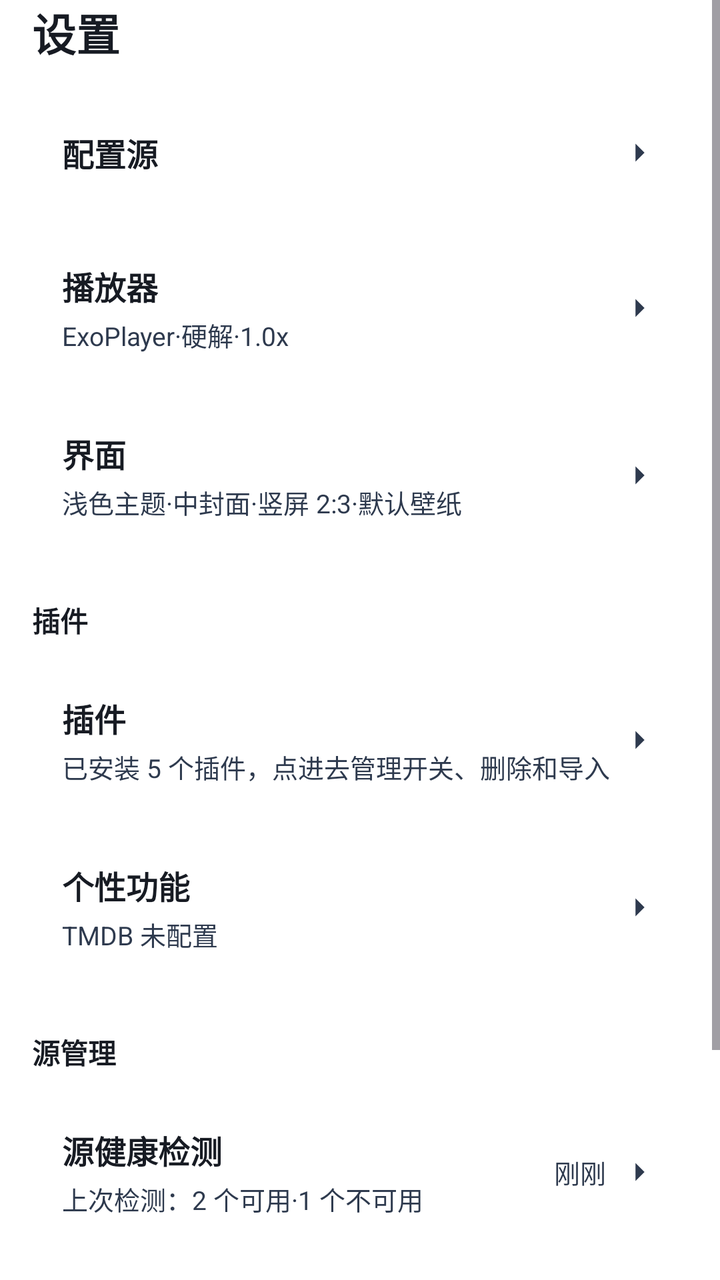
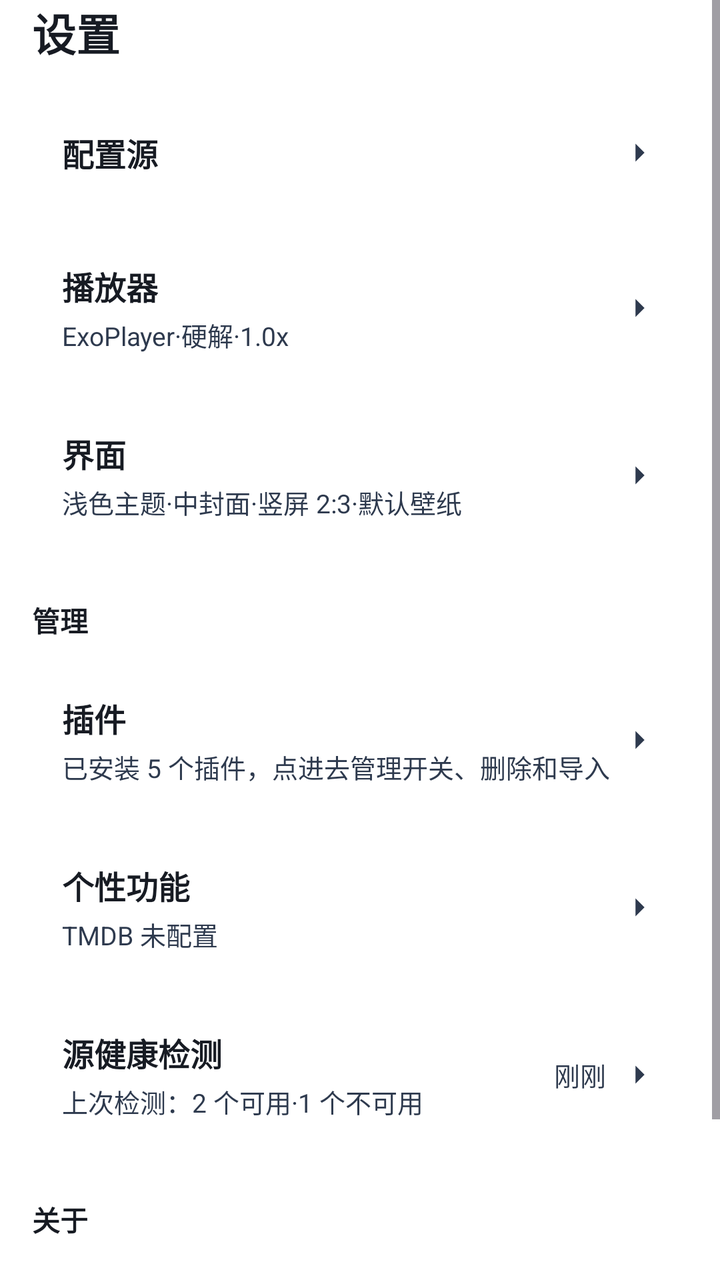

The first picture is an Android layout as it rendered before a commit; the second is the same layout after the commit. The layout source and the unified diff follow.
<!-- AndroidManifest.xml: another module's application theme Theme.App -->
<!-- res/layout/fragment_setting.xml -->
<?xml version="1.0" encoding="utf-8"?>
<ScrollView xmlns:android="http://schemas.android.com/apk/res/android"
    android:layout_width="match_parent"
    android:layout_height="match_parent"
    android:fillViewport="true"
    android:fitsSystemWindows="false">
    <LinearLayout
        android:layout_width="match_parent"
        android:layout_height="wrap_content"
        android:orientation="vertical"
        android:paddingLeft="16dp"
        android:paddingRight="16dp"
        android:paddingTop="0dp"
        android:paddingBottom="16dp">
        <TextView
            android:layout_width="wrap_content"
            android:layout_height="wrap_content"
            android:layout_marginBottom="12dp"
            android:text="设置"
            android:textColor="#171B23"
            android:textSize="22sp"
            android:textStyle="bold" />
        <LinearLayout
            android:id="@+id/card_config"
            android:layout_width="match_parent"
            android:layout_height="wrap_content"
            android:layout_marginBottom="8dp"
            android:background="@drawable/xc_setcard_v2"
            android:clickable="true"
            android:focusable="true"
            android:foreground="?attr/selectableItemBackground"
            android:gravity="center_vertical"
            android:minHeight="64dp"
            android:orientation="horizontal"
            android:padding="15dp">
            <LinearLayout
                android:layout_width="0dp"
                android:layout_height="wrap_content"
                android:layout_weight="1"
                android:orientation="vertical">
                <TextView
                    android:layout_width="wrap_content"
                    android:layout_height="wrap_content"
                    android:text="配置源"
                    android:textColor="#171B23"
                    android:textSize="16sp"
                    android:textStyle="bold" />
            </LinearLayout>
            <ImageView
                android:layout_width="18dp"
                android:layout_height="18dp"
                android:src="@drawable/ic_chev_v2" />
        </LinearLayout>
        <LinearLayout
            android:id="@+id/card_player"
            android:layout_width="match_parent"
            android:layout_height="wrap_content"
            android:layout_marginBottom="8dp"
            android:background="@drawable/xc_setcard_v2"
            android:clickable="true"
            android:focusable="true"
            android:foreground="?attr/selectableItemBackground"
            android:gravity="center_vertical"
            android:minHeight="64dp"
            android:orientation="horizontal"
            android:padding="15dp">
            <LinearLayout
                android:layout_width="0dp"
                android:layout_height="wrap_content"
                android:layout_weight="1"
                android:orientation="vertical">
                <TextView
                    android:layout_width="wrap_content"
                    android:layout_height="wrap_content"
                    android:text="播放器"
                    android:textColor="#171B23"
                    android:textSize="16sp"
                    android:textStyle="bold" />
                <TextView
                    android:id="@+id/text_player_sub"
                    android:layout_width="wrap_content"
                    android:layout_height="wrap_content"
                    android:layout_marginTop="3dp"
                    android:text="ExoPlayer·硬解·1.0x"
                    android:textColor="#2E3A4E"
                    android:textSize="13sp" />
            </LinearLayout>
            <ImageView
                android:layout_width="18dp"
                android:layout_height="18dp"
                android:src="@drawable/ic_chev_v2" />
        </LinearLayout>
        <LinearLayout
            android:id="@+id/card_appearance"
            android:layout_width="match_parent"
            android:layout_height="wrap_content"
            android:layout_marginBottom="8dp"
            android:background="@drawable/xc_setcard_v2"
            android:clickable="true"
            android:focusable="true"
            android:foreground="?attr/selectableItemBackground"
            android:gravity="center_vertical"
            android:minHeight="64dp"
            android:orientation="horizontal"
            android:padding="15dp">
            <LinearLayout
                android:layout_width="0dp"
                android:layout_height="wrap_content"
                android:layout_weight="1"
                android:orientation="vertical">
                <TextView
                    android:layout_width="wrap_content"
                    android:layout_height="wrap_content"
                    android:text="界面"
                    android:textColor="#171B23"
                    android:textSize="16sp"
                    android:textStyle="bold" />
                <TextView
                    android:id="@+id/text_appearance_sub"
                    android:layout_width="wrap_content"
                    android:layout_height="wrap_content"
                    android:layout_marginTop="3dp"
                    android:text="浅色主题·中封面·竖屏 2:3·默认壁纸"
                    android:textColor="#2E3A4E"
                    android:textSize="13sp" />
            </LinearLayout>
            <ImageView
                android:layout_width="18dp"
                android:layout_height="18dp"
                android:src="@drawable/ic_chev_v2" />
        </LinearLayout>
        <TextView
            android:layout_width="wrap_content"
            android:layout_height="wrap_content"
            android:layout_marginTop="16dp"
            android:layout_marginBottom="12dp"
            android:text="插件"
            android:textColor="#171B23"
            android:textSize="14sp"
            android:textStyle="bold" />
        <LinearLayout
            android:id="@+id/card_plugin"
            android:layout_width="match_parent"
            android:layout_height="wrap_content"
            android:layout_marginBottom="8dp"
            android:background="@drawable/xc_setcard_v2"
            android:clickable="true"
            android:focusable="true"
            android:foreground="?attr/selectableItemBackground"
            android:gravity="center_vertical"
            android:minHeight="64dp"
            android:orientation="horizontal"
            android:padding="15dp">
            <LinearLayout
                android:layout_width="0dp"
                android:layout_height="wrap_content"
                android:layout_weight="1"
                android:orientation="vertical">
                <TextView
                    android:layout_width="wrap_content"
                    android:layout_height="wrap_content"
                    android:text="插件"
                    android:textColor="#171B23"
                    android:textSize="16sp"
                    android:textStyle="bold" />
                <TextView
                    android:id="@+id/text_plugin_sub"
                    android:layout_width="wrap_content"
                    android:layout_height="wrap_content"
                    android:layout_marginTop="3dp"
                    android:text="已安装 5 个插件，点进去管理开关、删除和导入"
                    android:textColor="#2E3A4E"
                    android:textSize="13sp" />
            </LinearLayout>
            <ImageView
                android:layout_width="18dp"
                android:layout_height="18dp"
                android:src="@drawable/ic_chev_v2" />
        </LinearLayout>
        <LinearLayout
            android:id="@+id/card_features"
            android:layout_width="match_parent"
            android:layout_height="wrap_content"
            android:layout_marginBottom="8dp"
            android:background="@drawable/xc_setcard_v2"
            android:clickable="true"
            android:focusable="true"
            android:foreground="?attr/selectableItemBackground"
            android:gravity="center_vertical"
            android:minHeight="64dp"
            android:orientation="horizontal"
            android:padding="15dp">
            <LinearLayout
                android:layout_width="0dp"
                android:layout_height="wrap_content"
                android:layout_weight="1"
                android:orientation="vertical">
                <TextView
                    android:layout_width="wrap_content"
                    android:layout_height="wrap_content"
                    android:text="个性功能"
                    android:textColor="#171B23"
                    android:textSize="16sp"
                    android:textStyle="bold" />
                <TextView
                    android:id="@+id/text_features_sub"
                    android:layout_width="wrap_content"
                    android:layout_height="wrap_content"
                    android:layout_marginTop="3dp"
                    android:text="TMDB 未配置"
                    android:textColor="#2E3A4E"
                    android:textSize="13sp" />
            </LinearLayout>
            <ImageView
                android:layout_width="18dp"
                android:layout_height="18dp"
                android:src="@drawable/ic_chev_v2" />
        </LinearLayout>
        <TextView
            android:layout_width="wrap_content"
            android:layout_height="wrap_content"
            android:layout_marginTop="16dp"
            android:layout_marginBottom="12dp"
            android:text="源管理"
            android:textColor="#171B23"
            android:textSize="14sp"
            android:textStyle="bold" />
        <LinearLayout
            android:id="@+id/card_health"
            android:layout_width="match_parent"
            android:layout_height="wrap_content"
            android:layout_marginBottom="8dp"
            android:background="@drawable/xc_setcard_v2"
            android:clickable="true"
            android:focusable="true"
            android:foreground="?attr/selectableItemBackground"
            android:gravity="center_vertical"
            android:minHeight="64dp"
            android:orientation="horizontal"
            android:padding="15dp">
            <LinearLayout
                android:layout_width="0dp"
                android:layout_height="wrap_content"
                android:layout_weight="1"
                android:orientation="vertical">
                <TextView
                    android:layout_width="wrap_content"
                    android:layout_height="wrap_content"
                    android:text="源健康检测"
                    android:textColor="#171B23"
                    android:textSize="16sp"
                    android:textStyle="bold" />
                <TextView
                    android:id="@+id/text_health_sub"
                    android:layout_width="wrap_content"
                    android:layout_height="wrap_content"
                    android:layout_marginTop="3dp"
                    android:text="上次检测：2 个可用·1 个不可用"
                    android:textColor="#2E3A4E"
                    android:textSize="13sp" />
            </LinearLayout>
            <TextView
                android:layout_width="wrap_content"
                android:layout_height="wrap_content"
                android:layout_marginEnd="8dp"
                android:text="刚刚"
                android:textColor="#2E3A4E"
                android:textSize="13sp" />
            <ImageView
                android:layout_width="18dp"
                android:layout_height="18dp"
                android:src="@drawable/ic_chev_v2" />
        </LinearLayout>
        <TextView
            android:layout_width="wrap_content"
            android:layout_height="wrap_content"
            android:layout_marginTop="16dp"
            android:layout_marginBottom="12dp"
            android:text="关于"
            android:textColor="#171B23"
            android:textSize="14sp"
            android:textStyle="bold" />
        <LinearLayout
            android:id="@+id/card_about"
            android:layout_width="match_parent"
            android:layout_height="wrap_content"
            android:layout_marginBottom="8dp"
            android:background="@drawable/xc_setcard_v2"
            android:clickable="true"
            android:focusable="true"
            android:foreground="?attr/selectableItemBackground"
            android:gravity="center_vertical"
            android:minHeight="64dp"
            android:orientation="horizontal"
            android:padding="15dp">
            <LinearLayout
                android:layout_width="0dp"
                android:layout_height="wrap_content"
                android:layout_weight="1"
                android:orientation="vertical">
                <TextView
                    android:layout_width="wrap_content"
                    android:layout_height="wrap_content"
                    android:text="星辰"
                    android:textColor="#171B23"
                    android:textSize="16sp"
                    android:textStyle="bold" />
                <TextView
                    android:id="@+id/text_about_sub"
                    android:layout_width="wrap_content"
                    android:layout_height="wrap_content"
                    android:layout_marginTop="3dp"
                    android:text="版本 0.1.0（UI 草稿）"
                    android:textColor="#2E3A4E"
                    android:textSize="13sp" />
            </LinearLayout>
            <TextView
                android:layout_width="wrap_content"
                android:layout_height="wrap_content"
                android:layout_marginEnd="8dp"
                android:text="已是最新"
                android:textColor="#2E3A4E"
                android:textSize="13sp" />
            <ImageView
                android:layout_width="18dp"
                android:layout_height="18dp"
                android:src="@drawable/ic_chev_v2" />
        </LinearLayout>
    </LinearLayout>
</ScrollView>
<!-- resources referenced by this layout -->
<resources>
  <!-- drawable ic_chev_v2 (drawable) -->
  <?xml version="1.0" encoding="utf-8"?>
  <vector xmlns:android="http://schemas.android.com/apk/res/android"
      android:width="18dp"
      android:height="18dp"
      android:viewportWidth="24"
      android:viewportHeight="24">
      <path
          android:fillColor="#2E3A4E"
          android:pathData="M9,6l6,6l-6,6" />
  </vector>
  <!-- drawable xc_setcard_v2 (drawable) -->
  <?xml version="1.0" encoding="utf-8"?>
  <shape xmlns:android="http://schemas.android.com/apk/res/android" android:shape="rectangle">
      <corners android:radius="10dp" />
      <solid android:color="#57FFFFFF" />
      <stroke android:width="1dp" android:color="#61FFFFFF" />
  </shape>
  <style name="Theme.App" parent="Theme.XingChen">
          <item name="android:windowDisablePreview">true</item>
          <item name="android:windowSplashScreenBackground">#000000</item>
          <item name="android:windowBackground">#000000</item>
      </style>
  <style name="Theme.XingChen" parent="Theme.Material3.DayNight.NoActionBar">
          <item name="android:windowBackground">@android:color/transparent</item>
                <item name="android:colorBackground">@android:color/transparent</item>
          <item name="colorPrimary">#f0a400</item>
          <item name="colorPrimaryVariant">#c07f00</item>
          <item name="colorOnPrimary">@android:color/white</item>
      </style>
</resources>

<!-- the commit's change to res/layout/fragment_setting.xml (unified diff, before → after) -->
@@ -134,7 +134,7 @@
             android:layout_height="wrap_content"
             android:layout_marginTop="16dp"
             android:layout_marginBottom="12dp"
-            android:text="插件"
+            android:text="管理"
             android:textColor="#171B23"
             android:textSize="14sp"
             android:textStyle="bold" />
@@ -216,15 +216,6 @@
                 android:layout_height="18dp"
                 android:src="@drawable/ic_chev_v2" />
         </LinearLayout>
-        <TextView
-            android:layout_width="wrap_content"
-            android:layout_height="wrap_content"
-            android:layout_marginTop="16dp"
-            android:layout_marginBottom="12dp"
-            android:text="源管理"
-            android:textColor="#171B23"
-            android:textSize="14sp"
-            android:textStyle="bold" />
         <LinearLayout
             android:id="@+id/card_health"
             android:layout_width="match_parent"
